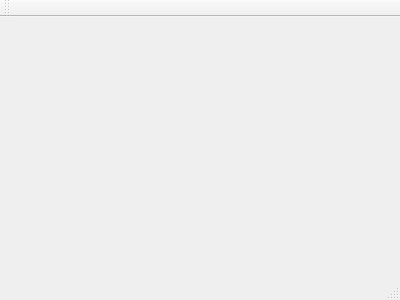
First picture: the form in TestApp/mainwindow.ui, repository karhu12/BankSimul500, before the edit.
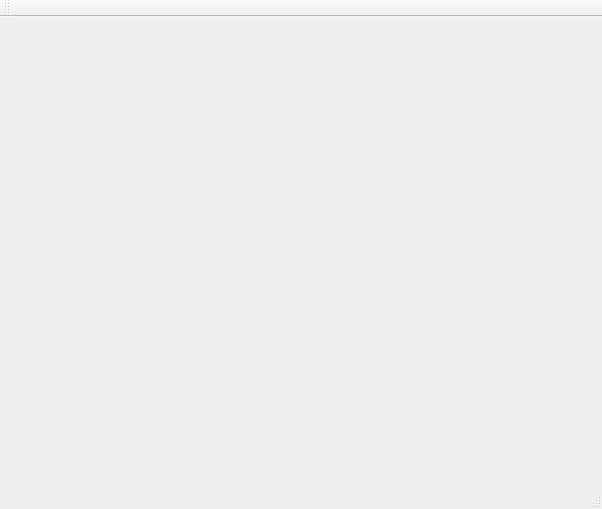
Second picture: the form after the edit.

The edit to the form file:
```diff
--- a/TestApp/mainwindow.ui
+++ b/TestApp/mainwindow.ui
@@ -6,14 +6,91 @@
    <rect>
     <x>0</x>
     <y>0</y>
-    <width>400</width>
-    <height>300</height>
+    <width>602</width>
+    <height>509</height>
    </rect>
   </property>
   <property name="windowTitle">
    <string>MainWindow</string>
   </property>
-  <widget class="QWidget" name="centralWidget"/>
+  <widget class="QWidget" name="centralWidget">
+   <widget class="QLabel" name="label">
+    <property name="geometry">
+     <rect>
+      <x>10</x>
+      <y>10</y>
+      <width>141</width>
+      <height>431</height>
+     </rect>
+    </property>
+    <property name="baseSize">
+     <size>
+      <width>2048</width>
+      <height>1080</height>
+     </size>
+    </property>
+    <property name="text">
+     <string/>
+    </property>
+   </widget>
+   <widget class="QLabel" name="label_2">
+    <property name="geometry">
+     <rect>
+      <x>140</x>
+      <y>0</y>
+      <width>141</width>
+      <height>431</height>
+     </rect>
+    </property>
+    <property name="baseSize">
+     <size>
+      <width>2048</width>
+      <height>1080</height>
+     </size>
+    </property>
+    <property name="text">
+     <string/>
+    </property>
+   </widget>
+   <widget class="QLabel" name="label_3">
+    <property name="geometry">
+     <rect>
+      <x>280</x>
+      <y>10</y>
+      <width>141</width>
+      <height>431</height>
+     </rect>
+    </property>
+    <property name="baseSize">
+     <size>
+      <width>2048</width>
+      <height>1080</height>
+     </size>
+    </property>
+    <property name="text">
+     <string/>
+    </property>
+   </widget>
+   <widget class="QLabel" name="label_4">
+    <property name="geometry">
+     <rect>
+      <x>460</x>
+      <y>10</y>
+      <width>141</width>
+      <height>431</height>
+     </rect>
+    </property>
+    <property name="baseSize">
+     <size>
+      <width>2048</width>
+      <height>1080</height>
+     </size>
+    </property>
+    <property name="text">
+     <string/>
+    </property>
+   </widget>
+  </widget>
   <widget class="QMenuBar" name="menuBar">
    <property name="geometry">
     <rect>
```
Left out of the diff: 2 changed lines with no effect on the pictures.
